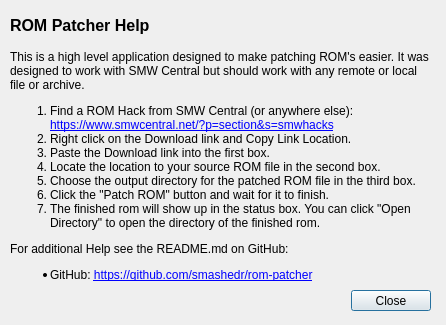
smashedr/rom-patcher, file gui/help.ui: the form before one commit.
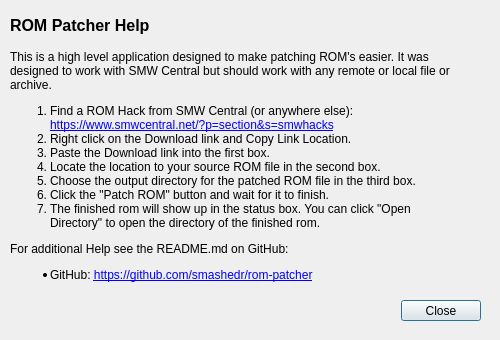
The form after the commit.

Commit message: also fix about and help ui

```diff
--- a/gui/help.ui
+++ b/gui/help.ui
@@ -6,14 +6,20 @@
    <rect>
     <x>0</x>
     <y>0</y>
-    <width>446</width>
-    <height>325</height>
+    <width>500</width>
+    <height>340</height>
    </rect>
   </property>
   <property name="minimumSize">
    <size>
     <width>446</width>
-    <height>325</height>
+    <height>340</height>
+   </size>
+  </property>
+  <property name="maximumSize">
+   <size>
+    <width>500</width>
+    <height>340</height>
    </size>
   </property>
   <property name="windowTitle">
@@ -22,8 +28,8 @@
   <widget class="QDialogButtonBox" name="buttonBox">
    <property name="geometry">
     <rect>
-     <x>10</x>
-     <y>290</y>
+     <x>60</x>
+     <y>300</y>
      <width>421</width>
      <height>21</height>
     </rect>
@@ -43,10 +49,22 @@
     <rect>
      <x>10</x>
      <y>50</y>
-     <width>421</width>
-     <height>231</height>
+     <width>451</width>
+     <height>241</height>
     </rect>
    </property>
+   <property name="minimumSize">
+    <size>
+     <width>0</width>
+     <height>241</height>
+    </size>
+   </property>
+   <property name="maximumSize">
+    <size>
+     <width>16777215</width>
+     <height>241</height>
+    </size>
+   </property>
    <property name="layoutDirection">
     <enum>Qt::LeftToRight</enum>
    </property>
```
The commit also changes 3 other files.
